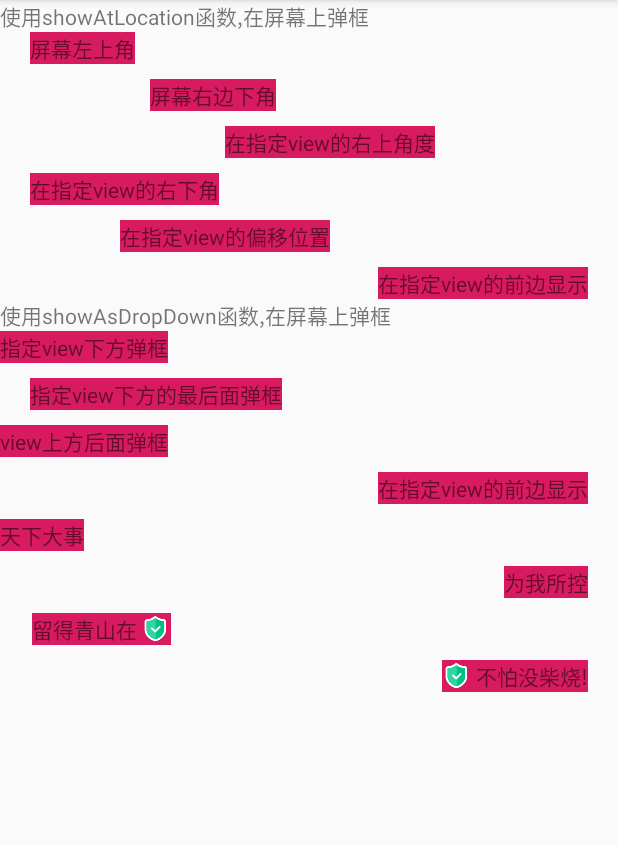
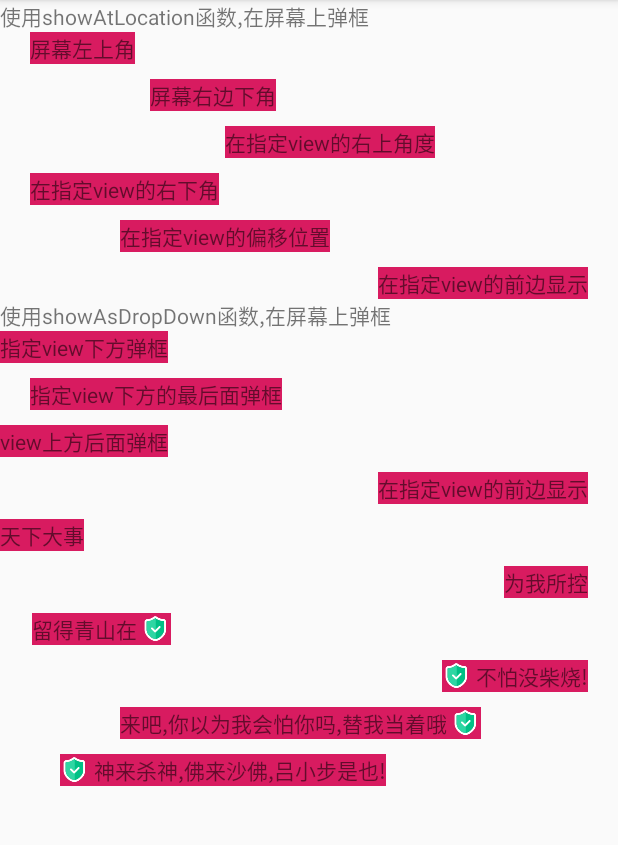
Before and after one commit to AsaLynn/PopupWindowDemo, an Android app: the screen it shows after launch (MainActivity), on a phone screen of 412 x 824 dp, the part 84-929 px from its top. Run offline under Robolectric (Android 15) with nearby library versions, the phone set to English and light mode, and no system bars; our stand-ins replace ButterKnife.

Commit message:
增加强制弹出在屏幕之内

```diff
--- a/app/src/main/java/com/zxn/popup/CreditPW.java
+++ b/app/src/main/java/com/zxn/popup/CreditPW.java
@@ -46,7 +46,7 @@ public class CreditPW
         setContentView(contentView);
         setBackgroundDrawable(new ColorDrawable(Color.TRANSPARENT));
         setOutsideTouchable(true);
-        setClippingEnabled(false);
+        setClippingEnabled(true);//
         setTouchable(false);
         setOnDismissListener(this);
     }
--- a/app/src/main/java/com/zxn/popup/MainActivity.java
+++ b/app/src/main/java/com/zxn/popup/MainActivity.java
@@ -31,6 +31,10 @@ public class MainActivity extends AppCompatActivity {
     TextView tv13;
     @BindView(R.id.tv14)
     TextView tv14;
+    @BindView(R.id.tv15)
+    TextView tv15;
+    @BindView(R.id.tv16)
+    TextView tv16;
     private CreditPW mCreditPW;
 
     @Override
@@ -51,6 +55,8 @@ public class MainActivity extends AppCompatActivity {
         //CreditSignUtils.showCreditLeftSide(tv12, true);
         CreditSignUtils.showCreditRightSide(tv13, true);
         CreditSignUtils.showCreditLeftSide(tv14, true);
+        CreditSignUtils.showCreditRightSide(tv15, true);
+        CreditSignUtils.showCreditLeftSide(tv16, true);
     }
 
     @OnClick({R.id.tv1, R.id.tv2, R.id.tv3, R.id.tv4, R.id.tv5, R.id.tv6, R.id.tv7, R.id.tv8, R.id.tv9, R.id.tv10, R.id.tv11, R.id.tv12})
--- a/app/src/main/res/layout/activity_main.xml
+++ b/app/src/main/res/layout/activity_main.xml
@@ -149,4 +149,23 @@
         android:background="@color/colorAccent"
         android:text="不怕没柴烧!" />
 
+    <TextView
+        android:id="@+id/tv15"
+        android:layout_width="wrap_content"
+        android:layout_height="wrap_content"
+        android:layout_gravity="left"
+        android:layout_marginLeft="@dimen/dp_80"
+        android:layout_marginTop="10dp"
+        android:background="@color/colorAccent"
+        android:text="来吧,你以为我会怕你吗,替我当着哦" />
+
+    <TextView
+        android:id="@+id/tv16"
+        android:layout_width="wrap_content"
+        android:layout_height="wrap_content"
+        android:layout_gravity="left"
+        android:layout_marginLeft="@dimen/dp_40"
+        android:layout_marginTop="10dp"
+        android:background="@color/colorAccent"
+        android:text="神来杀神,佛来沙佛,吕小步是也!" />
 </LinearLayout>
--- a/app/src/main/res/values/dimens.xml
+++ b/app/src/main/res/values/dimens.xml
@@ -7,4 +7,9 @@
     <dimen name="dp_105">105dp</dimen>
     <dimen name="dp_21">21dp</dimen>
     <dimen name="dp_2">2dp</dimen>
+    <dimen name="dp_40">40dp</dimen>
+    <dimen name="dp_100">100dp</dimen>
+    <dimen name="dp_120">120dp</dimen>
+    <dimen name="dp_20">20dp</dimen>
+    <dimen name="dp_80">80dp</dimen>
 </resources>
```
